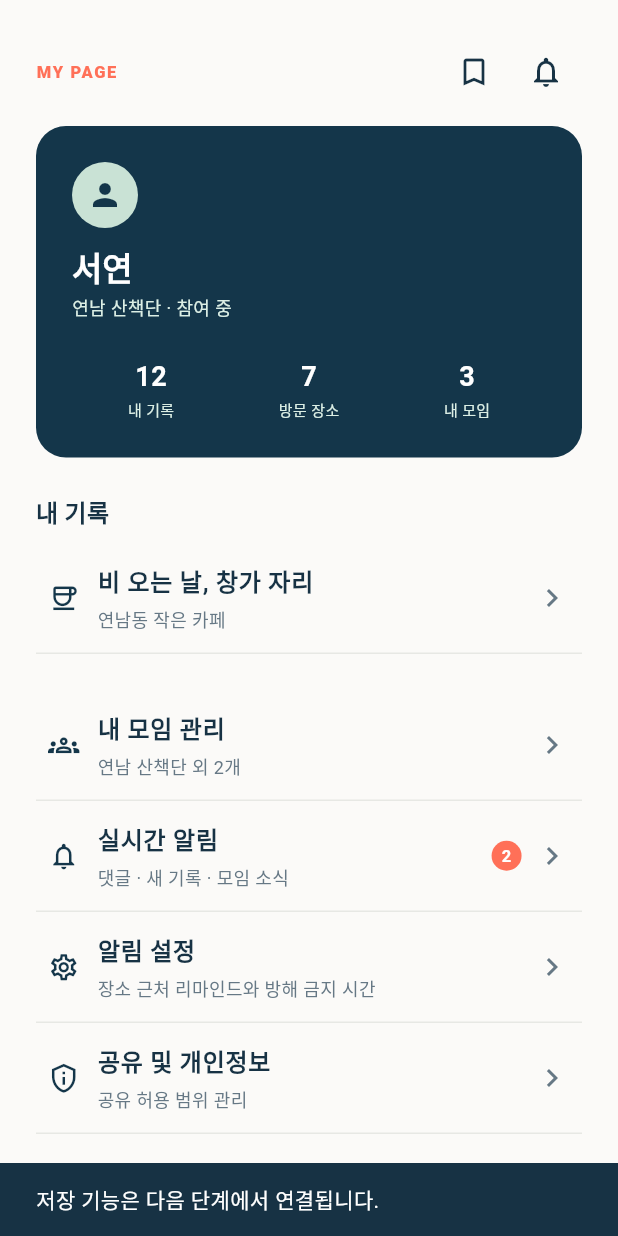
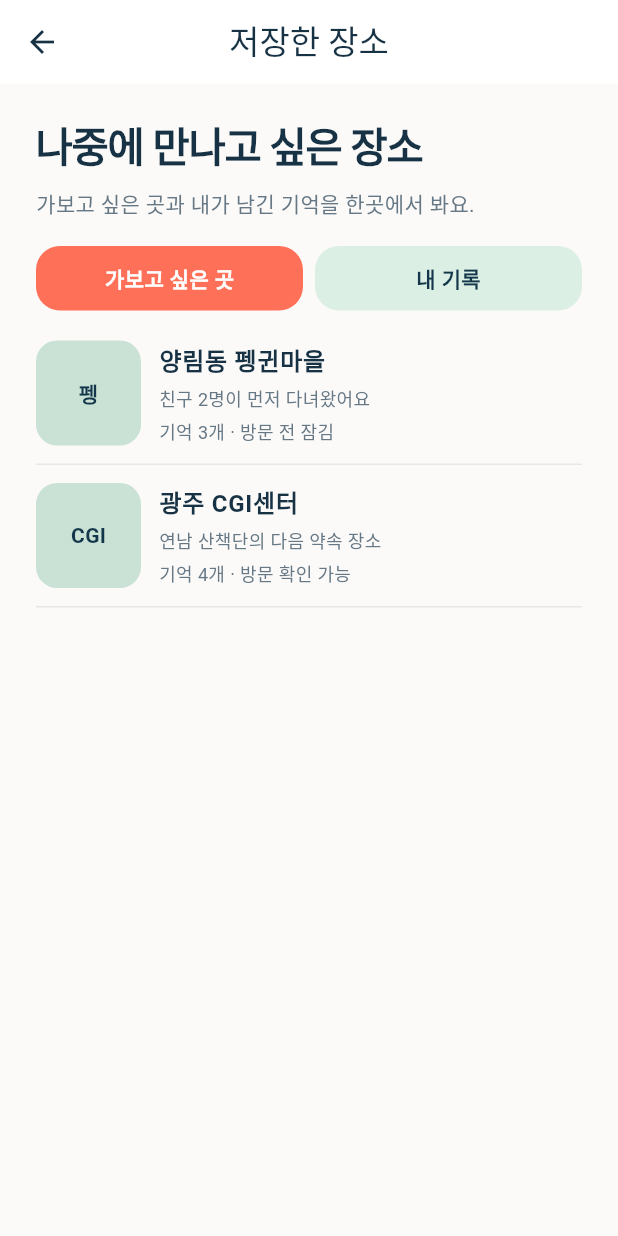
Before and after one commit to jigyeonkim26-ops/DxTeam3, a Flutter app: the ProfileScreen widget shown alone on an empty page, opened directly, after a tap on the "bookmark outline" icon, on a phone screen of 412 x 824 dp. Run offline on Flutter 3.47's test engine with Material 3 defaults, Android fonts, the phone set to English and light mode, and no system bars.

Commit message:
feat: implement saved items UI

```diff
--- /dev/null
+++ b/overlap/frontend/lib/features/user/models/saved_item_data.dart
@@ -0,0 +1,16 @@
+enum SavedItemType { wishPlace, myRecord }
+
+class SavedItemData {
+  const SavedItemData({
+    required this.title,
+    required this.description,
+    required this.metaText,
+    required this.itemType,
+    required this.thumbnailLabel,
+  });
+  final String title;
+  final String description;
+  final String metaText;
+  final SavedItemType itemType;
+  final String thumbnailLabel;
+}
--- a/overlap/frontend/lib/features/user/screens/profile_screen.dart
+++ b/overlap/frontend/lib/features/user/screens/profile_screen.dart
@@ -5,6 +5,7 @@ import '../../../core/constants/app_spacing.dart';
 import '../services/mock_profile_repository.dart';
 import '../widgets/profile_menu_item.dart';
 import '../widgets/profile_summary_card.dart';
+import 'saved_screen.dart';
 
 class ProfileScreen extends StatelessWidget {
   const ProfileScreen({super.key});
@@ -39,7 +40,9 @@ class ProfileScreen extends StatelessWidget {
                 ),
               ),
               IconButton(
-                onPressed: () => _show(context, '저장 기능은 다음 단계에서 연결됩니다.'),
+                onPressed: () => Navigator.of(context).push(
+                  MaterialPageRoute<void>(builder: (_) => const SavedScreen()),
+                ),
                 icon: const Icon(Icons.bookmark_border),
               ),
               IconButton(
--- /dev/null
+++ b/overlap/frontend/lib/features/user/screens/saved_screen.dart
@@ -0,0 +1,70 @@
+import 'package:flutter/material.dart';
+
+import '../../../core/constants/app_spacing.dart';
+import '../models/saved_item_data.dart';
+import '../services/mock_saved_repository.dart';
+import '../widgets/saved_item_row.dart';
+import '../widgets/saved_tab_bar.dart';
+
+class SavedScreen extends StatefulWidget {
+  const SavedScreen({super.key});
+  @override
+  State<SavedScreen> createState() => _SavedScreenState();
+}
+
+class _SavedScreenState extends State<SavedScreen> {
+  SavedItemType _selectedType = SavedItemType.wishPlace;
+  @override
+  Widget build(BuildContext context) {
+    final items = _selectedType == SavedItemType.wishPlace
+        ? MockSavedRepository.wishPlaces
+        : MockSavedRepository.myRecords;
+    return Scaffold(
+      appBar: AppBar(title: const Text('저장한 장소')),
+      body: SafeArea(
+        top: false,
+        child: ListView(
+          padding: const EdgeInsets.fromLTRB(
+            AppSpacing.lg,
+            AppSpacing.lg,
+            AppSpacing.lg,
+            AppSpacing.xl,
+          ),
+          children: [
+            Text(
+              '나중에 만나고 싶은 장소',
+              style: Theme.of(context).textTheme.headlineSmall
+                  ?.copyWith(fontSize: 27, height: 1.25),
+            ),
+            const SizedBox(height: AppSpacing.xs),
+            Text(
+              '가보고 싶은 곳과 내가 남긴 기억을 한곳에서 봐요.',
+              style: Theme.of(context).textTheme.bodyMedium
+                  ?.copyWith(height: 1.65),
+            ),
+            const SizedBox(height: AppSpacing.md),
+            SavedTabBar(
+              selectedType: _selectedType,
+              onSelected: (type) => setState(() => _selectedType = type),
+            ),
+            const SizedBox(height: AppSpacing.xs),
+            ...items.map(
+              (item) => SavedItemRow(
+                item: item,
+                onTap: () => ScaffoldMessenger.of(context).showSnackBar(
+                  SnackBar(
+                    content: Text(
+                      item.itemType == SavedItemType.wishPlace
+                          ? '장소 상세 연결은 추후 적용됩니다.'
+                          : '기록 상세 연결은 추후 적용됩니다.',
+                    ),
+                  ),
+                ),
+              ),
+            ),
+          ],
+        ),
+      ),
+    );
+  }
+}
--- /dev/null
+++ b/overlap/frontend/lib/features/user/services/mock_saved_repository.dart
@@ -0,0 +1,29 @@
+import '../models/saved_item_data.dart';
+
+abstract final class MockSavedRepository {
+  static const wishPlaces = [
+    SavedItemData(
+      title: '양림동 펭귄마을',
+      description: '친구 2명이 먼저 다녀왔어요',
+      metaText: '기억 3개 · 방문 전 잠김',
+      itemType: SavedItemType.wishPlace,
+      thumbnailLabel: '펭',
+    ),
+    SavedItemData(
+      title: '광주 CGI센터',
+      description: '연남 산책단의 다음 약속 장소',
+      metaText: '기억 4개 · 방문 확인 가능',
+      itemType: SavedItemType.wishPlace,
+      thumbnailLabel: 'CGI',
+    ),
+  ];
+  static const myRecords = [
+    SavedItemData(
+      title: '광주 CGI센터',
+      description: '2026.09.22',
+      metaText: '사진 1장 · 댓글 2',
+      itemType: SavedItemType.myRecord,
+      thumbnailLabel: 'CGI',
+    ),
+  ];
+}
--- /dev/null
+++ b/overlap/frontend/lib/features/user/widgets/saved_item_row.dart
@@ -0,0 +1,71 @@
+import 'package:flutter/material.dart';
+
+import '../../../core/constants/app_colors.dart';
+import '../../../core/constants/app_spacing.dart';
+import '../models/saved_item_data.dart';
+
+class SavedItemRow extends StatelessWidget {
+  const SavedItemRow({super.key, required this.item, required this.onTap});
+  final SavedItemData item;
+  final VoidCallback onTap;
+  @override
+  Widget build(BuildContext context) => Material(
+    color: Colors.transparent,
+    child: InkWell(
+      onTap: onTap,
+      child: Container(
+        padding: const EdgeInsets.symmetric(vertical: AppSpacing.sm),
+        decoration: const BoxDecoration(
+          border: Border(bottom: BorderSide(color: AppColors.divider)),
+        ),
+        child: Row(
+          children: [
+            Container(
+              width: 70,
+              height: 70,
+              alignment: Alignment.center,
+              decoration: BoxDecoration(
+                color: item.itemType == SavedItemType.wishPlace
+                    ? AppColors.softMint
+                    : AppColors.paleMint,
+                borderRadius: const BorderRadius.all(Radius.circular(14)),
+              ),
+              child: Text(
+                item.thumbnailLabel,
+                style: const TextStyle(
+                  color: AppColors.deepNavy,
+                  fontWeight: FontWeight.w700,
+                ),
+              ),
+            ),
+            const SizedBox(width: AppSpacing.sm),
+            Expanded(
+              child: Column(
+                crossAxisAlignment: CrossAxisAlignment.start,
+                children: [
+                  Text(
+                    item.title,
+                    style: Theme.of(context).textTheme.bodyLarge
+                        ?.copyWith(fontWeight: FontWeight.w700),
+                  ),
+                  const SizedBox(height: AppSpacing.xxs),
+                  Text(
+                    item.description,
+                    style: Theme.of(context).textTheme.bodyMedium
+                        ?.copyWith(fontSize: 12),
+                  ),
+                  const SizedBox(height: AppSpacing.xxs),
+                  Text(
+                    item.metaText,
+                    style: Theme.of(context).textTheme.bodyMedium
+                        ?.copyWith(fontSize: 12),
+                  ),
+                ],
+              ),
+            ),
+          ],
+        ),
+      ),
+    ),
+  );
+}
--- /dev/null
+++ b/overlap/frontend/lib/features/user/widgets/saved_tab_bar.dart
@@ -0,0 +1,68 @@
+import 'package:flutter/material.dart';
+
+import '../../../core/constants/app_colors.dart';
+import '../../../core/constants/app_spacing.dart';
+import '../models/saved_item_data.dart';
+
+class SavedTabBar extends StatelessWidget {
+  const SavedTabBar({
+    super.key,
+    required this.selectedType,
+    required this.onSelected,
+  });
+  final SavedItemType selectedType;
+  final ValueChanged<SavedItemType> onSelected;
+  @override
+  Widget build(BuildContext context) => Row(
+    children: [
+      Expanded(
+        child: _Tab(
+          label: '가보고 싶은 곳',
+          selected: selectedType == SavedItemType.wishPlace,
+          onTap: () => onSelected(SavedItemType.wishPlace),
+        ),
+      ),
+      const SizedBox(width: AppSpacing.xs),
+      Expanded(
+        child: _Tab(
+          label: '내 기록',
+          selected: selectedType == SavedItemType.myRecord,
+          onTap: () => onSelected(SavedItemType.myRecord),
+        ),
+      ),
+    ],
+  );
+}
+
+class _Tab extends StatelessWidget {
+  const _Tab({
+    required this.label,
+    required this.selected,
+    required this.onTap,
+  });
+  final String label;
+  final bool selected;
+  final VoidCallback onTap;
+  @override
+  Widget build(BuildContext context) => InkWell(
+    onTap: onTap,
+    borderRadius: BorderRadius.circular(AppSpacing.buttonRadius),
+    child: Container(
+      alignment: Alignment.center,
+      padding: const EdgeInsets.symmetric(vertical: 11),
+      decoration: BoxDecoration(
+        color: selected ? AppColors.coral : AppColors.paleMint,
+        borderRadius: const BorderRadius.all(
+          Radius.circular(AppSpacing.buttonRadius),
+        ),
+      ),
+      child: Text(
+        label,
+        style: TextStyle(
+          color: selected ? Colors.white : AppColors.deepNavy,
+          fontWeight: FontWeight.w700,
+        ),
+      ),
+    ),
+  );
+}
```
